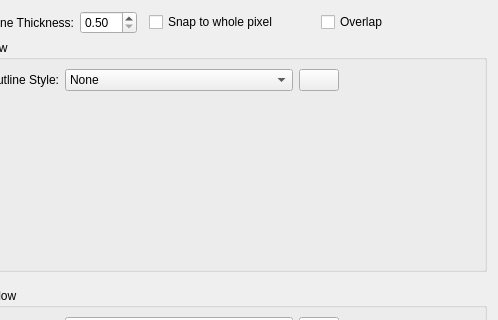
First picture: the form in kdecoration/config/ui/windowoutlinestyle.ui, repository paulmcauley/klassy, before the edit; both pictures show x 82 to 580 and y 0 to 320 of the 580 by 558 pixel window.
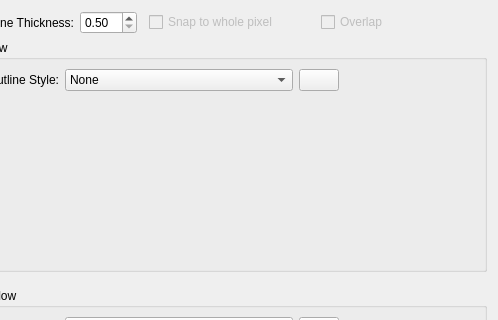
Second picture: the form after the edit. Icons and pictures are not drawn. Custom widgets are drawn as their Qt base class.

Commit message: Port window outlines to use KDecoration3::BorderOutline

Diff of the .ui file:
```diff
--- a/kdecoration/config/ui/windowoutlinestyle.ui
+++ b/kdecoration/config/ui/windowoutlinestyle.ui
@@ -54,6 +54,9 @@
      </item>
      <item>
       <widget class="QCheckBox" name="windowOutlineSnapToWholePixel">
+       <property name="enabled">
+        <bool>false</bool>
+       </property>
        <property name="sizePolicy">
         <sizepolicy hsizetype="MinimumExpanding" vsizetype="Fixed">
          <horstretch>0</horstretch>
@@ -67,6 +70,9 @@
      </item>
      <item>
       <widget class="QCheckBox" name="windowOutlineOverlap">
+       <property name="enabled">
+        <bool>false</bool>
+       </property>
        <property name="sizePolicy">
         <sizepolicy hsizetype="MinimumExpanding" vsizetype="Fixed">
          <horstretch>0</horstretch>
```
The commit also changes 2 other files.
